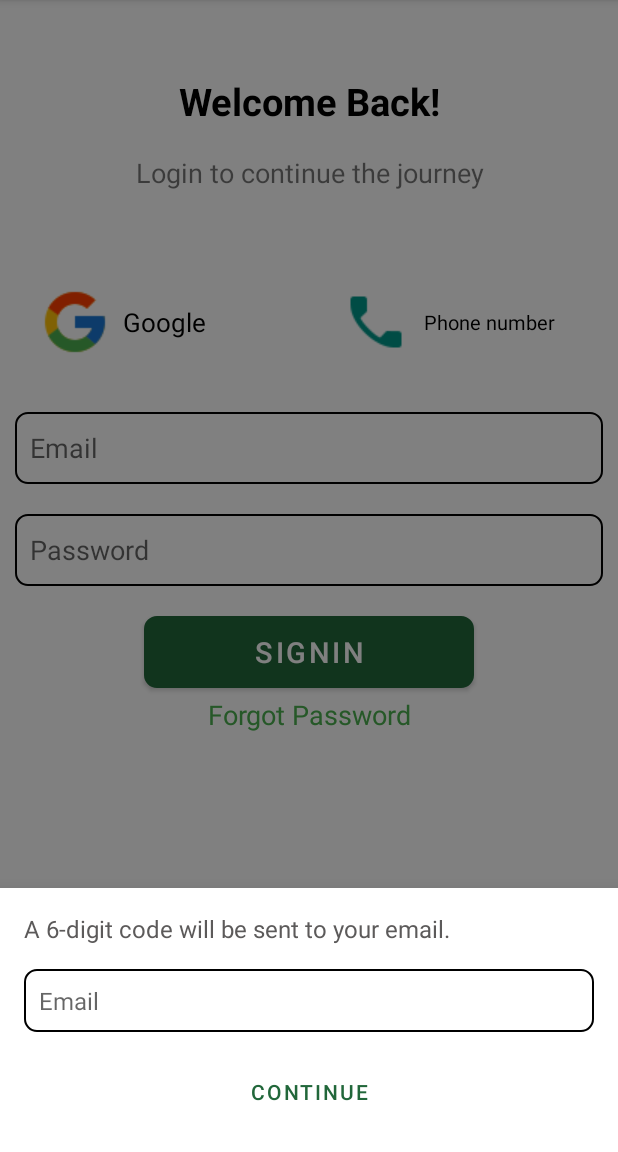
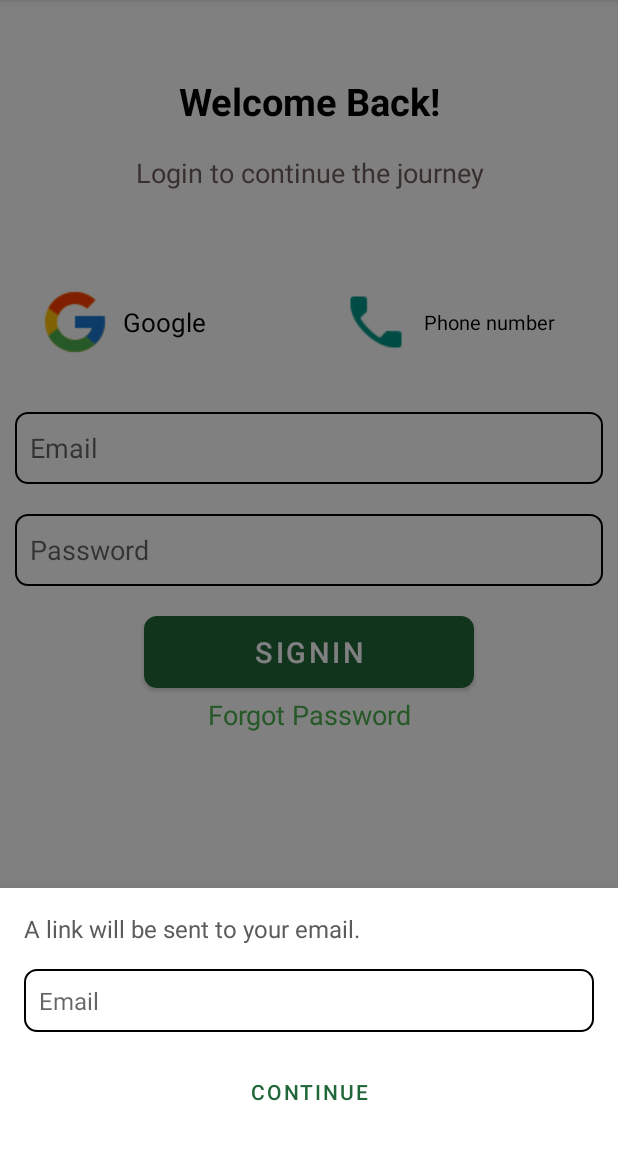
Before and after one commit to CodeX93/WeCare_mobile, an Android app: the fragment ForgotPasswordFragment placed in its activity, on a phone screen of 412 x 824 dp, the part 84-1236 px from its top. Run offline under Robolectric (Android 15) with nearby library versions, the phone set to English and light mode, and no system bars; our stand-ins replace Firebase (no records; nobody signed in at launch, a user with empty details on screens opened directly).

Commit message:
forgot password done

```diff
--- a/app/src/main/java/com/example/wecare_doc/ForgotPasswordFragment.java
+++ b/app/src/main/java/com/example/wecare_doc/ForgotPasswordFragment.java
@@ -1,35 +1,78 @@
 package com.example.wecare_doc;
 
 import android.os.Bundle;
+import android.text.TextUtils;
+import android.view.LayoutInflater;
+import android.view.View;
+import android.view.ViewGroup;
+import android.widget.Button;
+import android.widget.EditText;
+import android.widget.Toast;
 
+import androidx.annotation.NonNull;
 import androidx.annotation.Nullable;
 import androidx.fragment.app.Fragment;
 
-import android.view.LayoutInflater;
-import android.view.View;
-import android.view.ViewGroup;
+import com.google.android.material.bottomsheet.BottomSheetDialogFragment;
+import com.google.android.gms.tasks.OnCompleteListener;
+import com.google.android.gms.tasks.Task;
+import com.google.firebase.auth.FirebaseAuth;
 
-import com.google.android.material.bottomsheet.BottomSheetDialogFragment;
+public class ForgotPasswordFragment extends BottomSheetDialogFragment {
 
-/**
- * A simple {@link Fragment} subclass.
- * Use the {@link ForgotPasswordFragment#newInstance} factory method to
- * create an instance of this fragment.
- */
-public class ForgotPasswordFragment extends BottomSheetDialogFragment {
+    private FirebaseAuth auth;
 
     public static ForgotPasswordFragment newInstance() {
         return new ForgotPasswordFragment();
+    }
+
+    @Override
+    public void onCreate(@Nullable Bundle savedInstanceState) {
+        super.onCreate(savedInstanceState);
+        // Initialize Firebase Authentication
+        auth = FirebaseAuth.getInstance();
     }
 
     @Nullable
     @Override
     public View onCreateView(LayoutInflater inflater, @Nullable ViewGroup container, @Nullable Bundle savedInstanceState) {
         View view = inflater.inflate(R.layout.fragment_forgot_password, container, false);
+        EditText emailEditText = view.findViewById(R.id.email);
 
-        // Find views and set button click listeners, handle functionality
+        Button resetButton = view.findViewById(R.id.resetButton);
+        resetButton.setOnClickListener(new View.OnClickListener() {
+            @Override
+            public void onClick(View v) {
+                String email = emailEditText.getText().toString().trim();
+
+                if (!TextUtils.isEmpty(email)) {
+                    // Call the method to send a password reset email
+                    sendPasswordResetEmail(email);
+                } else {
+                    // Handle the case where email is empty
+                    Toast.makeText(getContext(), "Enter your email", Toast.LENGTH_SHORT).show();
+                }
+            }
+        });
 
         return view;
+    }
+
+    private void sendPasswordResetEmail(String email) {
+        auth.sendPasswordResetEmail(email)
+                .addOnCompleteListener(new OnCompleteListener<Void>() {
+                    @Override
+                    public void onComplete(@NonNull Task<Void> task) {
+                        if (task.isSuccessful()) {
+                            // Email sent successfully
+                            Toast.makeText(getContext(), "Password reset email sent", Toast.LENGTH_SHORT).show();
+                            dismiss(); // Close the bottom sheet after sending the email
+                        } else {
+                            // Handle errors
+                            Toast.makeText(getContext(), "Failed to send password reset email", Toast.LENGTH_SHORT).show();
+                        }
+                    }
+                });
     }
 
     @Override
--- a/app/src/main/res/layout/activity_sign_in.xml
+++ b/app/src/main/res/layout/activity_sign_in.xml
@@ -23,6 +23,7 @@
         android:layout_height="wrap_content"
         android:text="Login to continue the journey"
         android:textAlignment="center"
+        android:textColor="#705E5E"
         android:textSize="18dp"/>
     <LinearLayout
         android:layout_width="match_parent"
--- a/app/src/main/res/layout/fragment_forgot_password.xml
+++ b/app/src/main/res/layout/fragment_forgot_password.xml
@@ -10,11 +10,12 @@
         android:layout_width="wrap_content"
         android:layout_height="wrap_content"
         android:textColor="#5C5A5A"
-        android:text="A 6-digit code will be sent to your email."
+        android:text="A link will be sent to your email."
         android:textSize="16sp"
         android:layout_marginBottom="16dp" />
 
     <EditText
+        android:id="@+id/email"
         android:layout_width="match_parent"
         android:layout_height="wrap_content"
         android:background="@drawable/custom_edittext"
@@ -23,6 +24,7 @@
         android:textSize="16dp"/>
 
     <Button
+        android:id="@+id/resetButton"
         android:layout_width="match_parent"
         android:layout_height="wrap_content"
         android:text="Continue"
```
Also changed, not shown: 1 other file.
